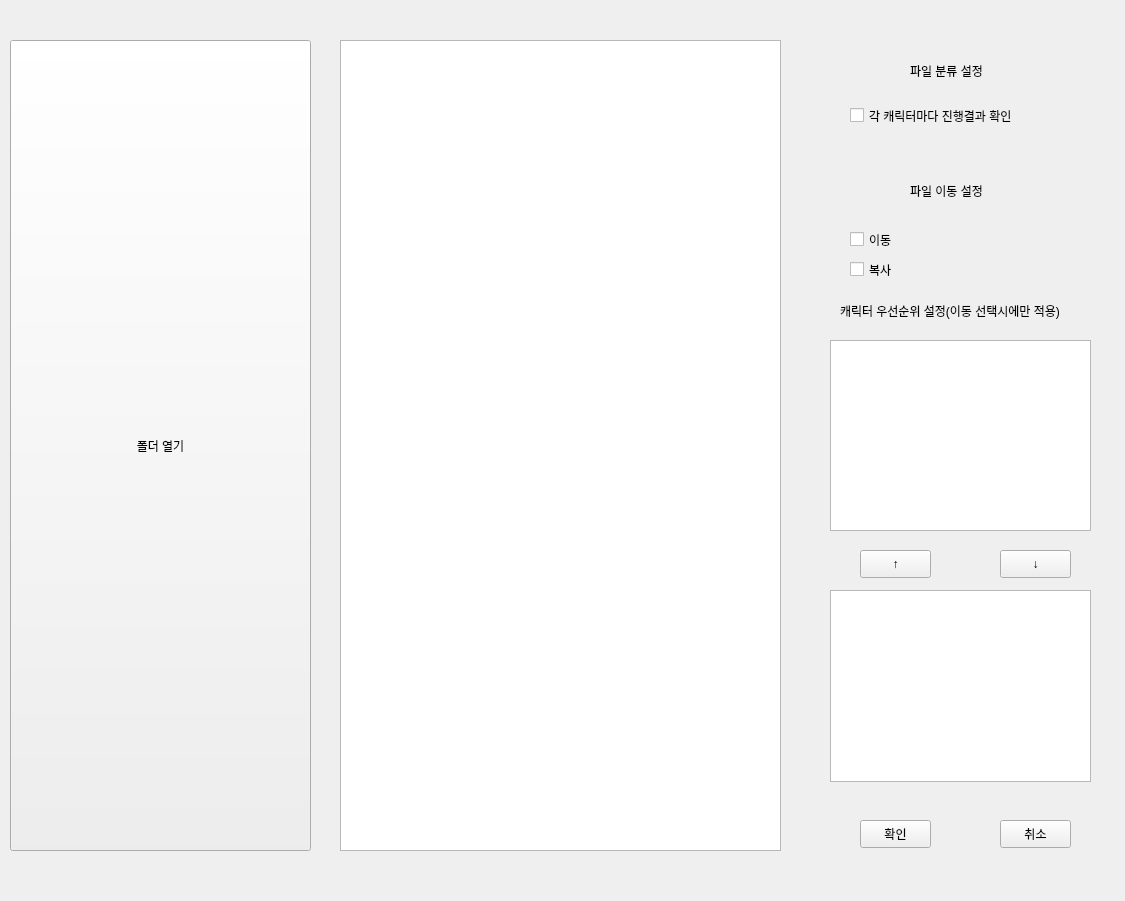
Old version of the form Autosort_window.ui in the repository SongHyungJin/GraduationProject.
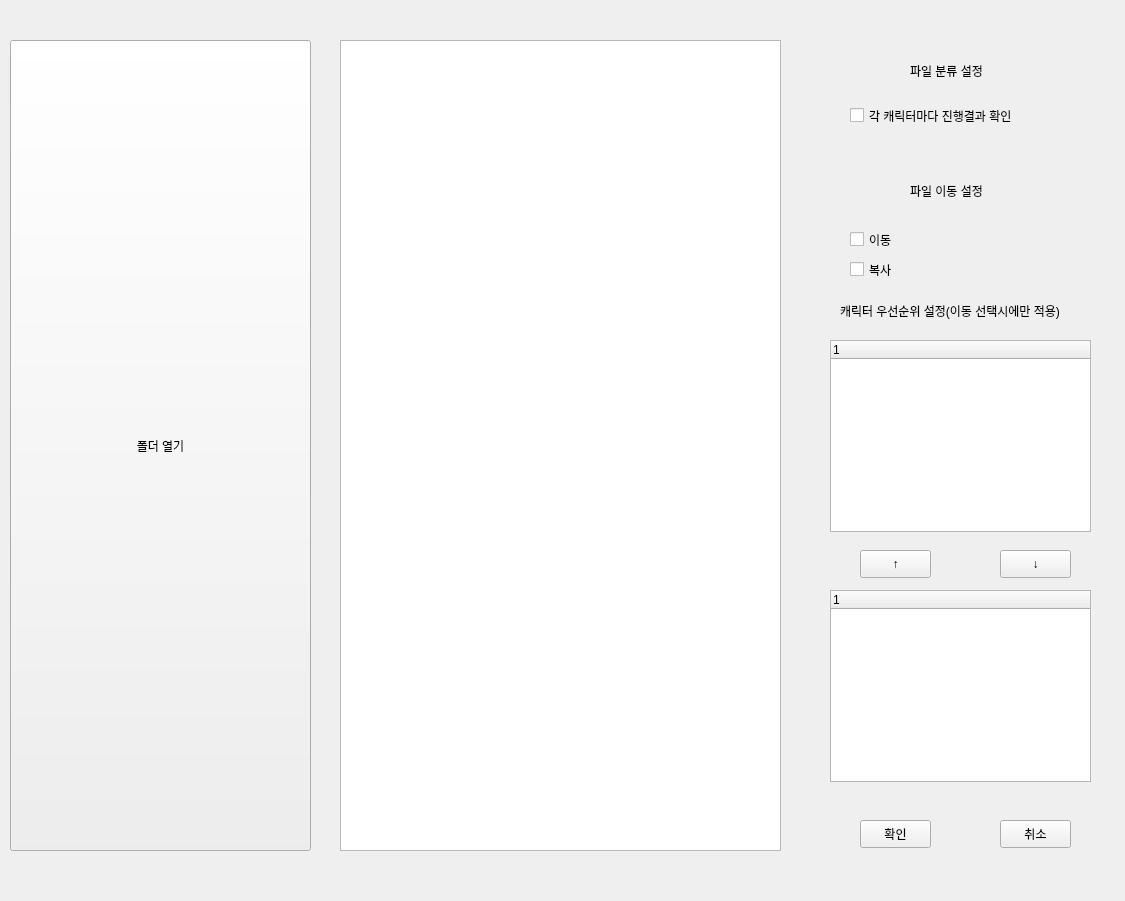
New version of the form.

The edit to the form file:
```diff
--- a/Autosort_window.ui
+++ b/Autosort_window.ui
@@ -78,16 +78,6 @@
     <string>캐릭터 우선순위 설정(이동 선택시에만 적용)</string>
    </property>
   </widget>
-  <widget class="QListWidget" name="listWidget">
-   <property name="geometry">
-    <rect>
-     <x>830</x>
-     <y>340</y>
-     <width>261</width>
-     <height>191</height>
-    </rect>
-   </property>
-  </widget>
   <widget class="QPushButton" name="buttonOK">
    <property name="geometry">
     <rect>
@@ -114,16 +104,6 @@
     <string>취소</string>
    </property>
   </widget>
-  <widget class="QListWidget" name="listWidget_2">
-   <property name="geometry">
-    <rect>
-     <x>830</x>
-     <y>590</y>
-     <width>261</width>
-     <height>192</height>
-    </rect>
-   </property>
-  </widget>
   <widget class="QPushButton" name="buttonUP">
    <property name="geometry">
     <rect>
@@ -186,6 +166,26 @@
     <string>파일 이동 설정</string>
    </property>
   </widget>
+  <widget class="QTreeWidget" name="treeWidget">
+   <property name="geometry">
+    <rect>
+     <x>830</x>
+     <y>340</y>
+     <width>261</width>
+     <height>192</height>
+    </rect>
+   </property>
+  </widget>
+  <widget class="QTreeWidget" name="treeWidget_2">
+   <property name="geometry">
+    <rect>
+     <x>830</x>
+     <y>590</y>
+     <width>261</width>
+     <height>192</height>
+    </rect>
+   </property>
+  </widget>
  </widget>
  <resources/>
  <connections/>
```
